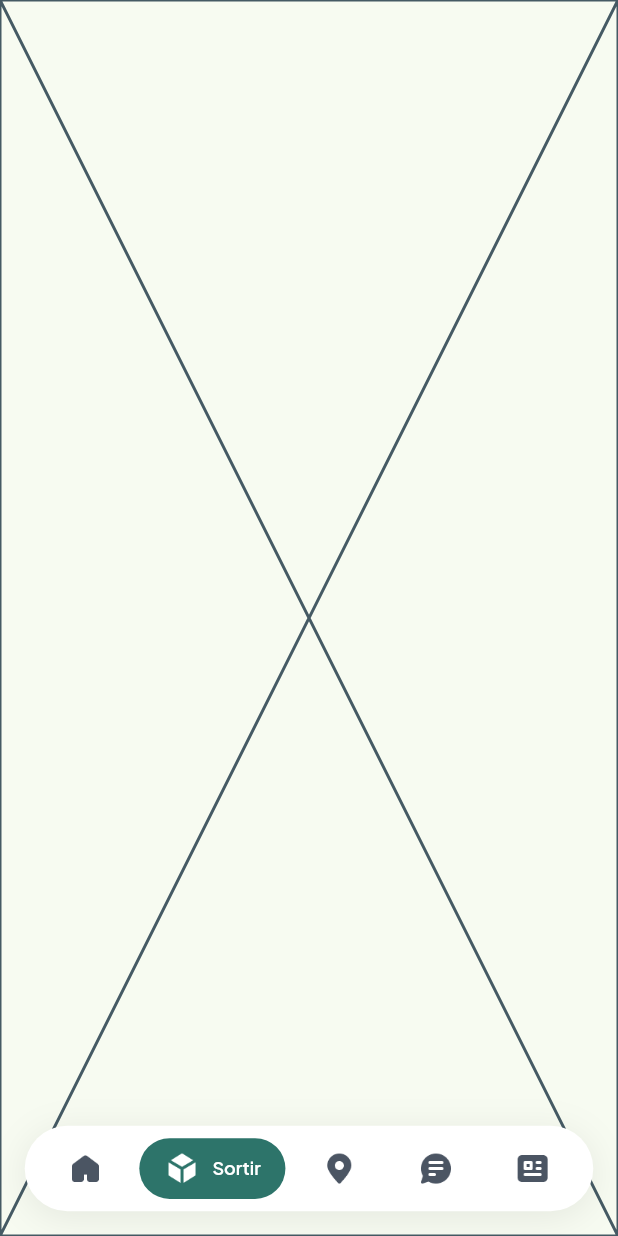
After one commit to petelpop/HijauIn-Frontend-Mobile, a Flutter app: the MainPage screen opened directly, item 2 of the bottom bar chosen, after a tap on "Sortir", on a phone screen of 412 x 824 dp. The commit adds this screen. Run offline on Flutter 3.47's test engine with Material 3 defaults, Android fonts, the phone set to English and light mode, and no system bars; our stand-ins replace another_flushbar, bloc, dio, equatable, flutter_bloc, flutter_dotenv and 6 more.

Commit message:
[feat & fix] : create askflo page, mapin page, warta page, sortir page. And add  navigation bar for home, askflo, mapin, warta, sortir page, and fix route after login success

```diff
--- /dev/null
+++ b/lib/features/askflo/presentation/views/askflo_page.dart
@@ -0,0 +1,11 @@
+import 'package:flutter/material.dart';
+
+class AskfloPage extends StatelessWidget {
+  static const String routeName = "askflo-page";
+  const AskfloPage({super.key});
+
+  @override
+  Widget build(BuildContext context) {
+    return const Placeholder();
+  }
+}
--- a/lib/features/auth/presentation/views/login_page.dart
+++ b/lib/features/auth/presentation/views/login_page.dart
@@ -10,7 +10,7 @@ import 'package:hijauin_frontend_mobile/features/auth/data/models/login_request.
 import 'package:hijauin_frontend_mobile/features/auth/presentation/cubit/login/login_cubit.dart';
 import 'package:hijauin_frontend_mobile/features/auth/presentation/views/forgot_password_email_page.dart';
 import 'package:hijauin_frontend_mobile/features/auth/presentation/views/register_page.dart';
-import 'package:hijauin_frontend_mobile/features/home/presentation/views/home_page.dart';
+import 'package:hijauin_frontend_mobile/features/main/presentation/views/main_page.dart';
 import 'package:hijauin_frontend_mobile/utils/toast_widget.dart';
 import 'package:sizer/sizer.dart';
 
@@ -48,7 +48,7 @@ class _LoginPageState extends State<LoginPage> {
 
           Future.delayed(const Duration(milliseconds: 500), () {
             if (!context.mounted) return;
-            context.goNamed(HomePage.routeName);
+            context.goNamed(MainPage.routeName);
           });
 
         }
--- /dev/null
+++ b/lib/features/main/cubit/main_page_cubit.dart
@@ -0,0 +1,12 @@
+import 'package:bloc/bloc.dart';
+import 'package:equatable/equatable.dart';
+
+part 'main_page_state.dart';
+
+class MainPageCubit extends Cubit<MainPageState> {
+  MainPageCubit() : super(MainPageInitial());
+
+  void setPage(int index) {
+    emit(SetPage(index: index));
+  }
+}
--- /dev/null
+++ b/lib/features/main/cubit/main_page_state.dart
@@ -0,0 +1,19 @@
+part of 'main_page_cubit.dart';
+
+sealed class MainPageState extends Equatable {
+  const MainPageState();
+
+  @override
+  List<Object> get props => [];
+}
+
+final class MainPageInitial extends MainPageState {}
+
+final class SetPage extends MainPageState {
+  final int index;
+
+  const SetPage({required this.index});
+
+  @override
+  List<Object> get props => [index];
+}
--- /dev/null
+++ b/lib/features/main/presentation/components/navigation_bar.dart
@@ -0,0 +1,45 @@
+import 'package:flutter/material.dart';
+import 'package:hijauin_frontend_mobile/features/main/presentation/components/navigation_bar_item.dart';
+import 'package:sizer/sizer.dart';
+
+class BottomNavBar extends StatelessWidget {
+  final List<BottomNavBarItem> items;
+  final Function(int) onTap;
+  final int selectedIndex;
+
+  const BottomNavBar({
+    super.key,
+    required this.items,
+    required this.onTap,
+    required this.selectedIndex,
+  });
+
+  @override
+  Widget build(BuildContext context) {
+    return Container(
+      margin: EdgeInsets.only(left: 4.w, right: 4.w, bottom: 2.h),
+      padding: EdgeInsets.symmetric(horizontal: 2.w, vertical: 1.h),
+      decoration: BoxDecoration(
+        color: Colors.white,
+        borderRadius: BorderRadius.circular(100),
+        boxShadow: [
+          BoxShadow(
+            color: Color(0x14000000),
+            blurRadius: 20,
+            offset: Offset(0, 4),
+            spreadRadius: 0,
+          ),
+        ],
+      ),
+      child: Row(
+        mainAxisAlignment: MainAxisAlignment.spaceAround,
+        children: items.map((item) {
+          return GestureDetector(
+            onTap: () => onTap(item.index),
+            child: item,
+          );
+        }).toList(),
+      ),
+    );
+  }
+}
--- /dev/null
+++ b/lib/features/main/presentation/components/navigation_bar_item.dart
@@ -0,0 +1,52 @@
+import 'package:flutter/material.dart';
+import 'package:hijauin_frontend_mobile/common/colors.dart';
+import 'package:hijauin_frontend_mobile/common/primary_text.dart';
+import 'package:sizer/sizer.dart';
+
+class BottomNavBarItem extends StatelessWidget {
+  final int index;
+  final bool isSelected;
+  final String title;
+  final String imageSelected;
+  final String imageUnselect;
+
+  const BottomNavBarItem({
+    super.key,
+    required this.index,
+    required this.isSelected,
+    required this.title,
+    required this.imageSelected,
+    required this.imageUnselect,
+  });
+
+  @override
+  Widget build(BuildContext context) {
+    return Container(
+      padding: EdgeInsets.symmetric(horizontal: 4.w, vertical: 1.h),
+      decoration: BoxDecoration(
+        color: isSelected ? primaryColor600 : Colors.transparent,
+        borderRadius: BorderRadius.circular(100),
+      ),
+      child: Row(
+        mainAxisSize: MainAxisSize.min,
+        children: [
+          Image.asset(
+            isSelected ? imageSelected : imageUnselect,
+            width: 24,
+            height: 24,
+            color: isSelected ? Colors.white : colorTextDarkSecondary,
+          ),
+          if (isSelected) ...[
+            SizedBox(width: 2.w),
+            PrimaryText(
+              text: title,
+              color: Colors.white,
+              fontSize: 12,
+              fontWeight: FontWeight.w600,
+            ),
+          ],
+        ],
+      ),
+    );
+  }
+}
--- /dev/null
+++ b/lib/features/main/presentation/views/main_page.dart
@@ -0,0 +1,93 @@
+import 'package:flutter/material.dart';
+import 'package:flutter_bloc/flutter_bloc.dart';
+import 'package:hijauin_frontend_mobile/common/constants.dart';
+import 'package:hijauin_frontend_mobile/features/askflo/presentation/views/askflo_page.dart';
+import 'package:hijauin_frontend_mobile/features/home/presentation/views/home_page.dart';
+import 'package:hijauin_frontend_mobile/features/main/cubit/main_page_cubit.dart';
+import 'package:hijauin_frontend_mobile/features/main/presentation/components/navigation_bar.dart';
+import 'package:hijauin_frontend_mobile/features/main/presentation/components/navigation_bar_item.dart';
+import 'package:hijauin_frontend_mobile/features/mapin/presentation/views/mapin_page.dart';
+import 'package:hijauin_frontend_mobile/features/sortir/presentation/views/sortir_page.dart';
+import 'package:hijauin_frontend_mobile/features/warta/presentation/views/warta_page.dart';
+
+class MainPage extends StatefulWidget {
+  static const String routeName = 'main-page';
+  const MainPage({super.key});
+
+  @override
+  State<MainPage> createState() => _MainPageState();
+}
+
+class _MainPageState extends State<MainPage> {
+  List<Widget> listPage(int page) => [
+        HomePage(),
+        SortirPage(),
+        MapinPage(),
+        AskfloPage(),
+        WartaPage()
+      ];
+
+  @override
+  void initState() {
+    super.initState();
+    context.read<MainPageCubit>().setPage(0);
+  }
+
+  @override
+  Widget build(BuildContext context) {
+    return BlocBuilder<MainPageCubit, MainPageState>(
+      builder: (context, state) {
+        if (state is SetPage) {
+          return Scaffold(
+            extendBody: true,
+            body: Stack(
+              children: [
+                IndexedStack(
+                  index: state.index,
+                  children: listPage(state.index),
+                )
+              ],
+            ),
+            bottomNavigationBar: BottomNavBar(
+                items: [
+                  BottomNavBarItem(
+                      index: 0,
+                      isSelected: state.index == 0,
+                      title: "Home",
+                      imageSelected: Constants.icHomeActive,
+                      imageUnselect: Constants.icHomeInactive),
+                  BottomNavBarItem(
+                      index: 1,
+                      isSelected: state.index == 1,
+                      title: "Sortir",
+                      imageSelected: Constants.icSortirActive,
+                      imageUnselect: Constants.icSortirInactive),
+                  BottomNavBarItem(
+                      index: 2,
+                      isSelected: state.index == 2,
+                      title: "MapIn",
+                      imageSelected: Constants.icMapinActive,
+                      imageUnselect: Constants.icMapinInactive),
+                  BottomNavBarItem(
+                      index: 3,
+                      isSelected: state.index == 3,
+                      title: "Askflo",
+                      imageSelected: Constants.icAskfloActive,
+                      imageUnselect: Constants.icAskfloInactive),
+                  BottomNavBarItem(
+                      index: 4,
+                      isSelected: state.index == 4,
+                      title: "Warta",
+                      imageSelected: Constants.icWartaActive,
+                      imageUnselect: Constants.icWartaInactive),
+                ],
+                onTap: (int page) =>
+                    context.read<MainPageCubit>().setPage(page),
+                selectedIndex: state.index),
+          );
+        }
+        return Container();
+      },
+    );
+  }
+}
--- /dev/null
+++ b/lib/features/mapin/presentation/views/mapin_page.dart
@@ -0,0 +1,11 @@
+import 'package:flutter/material.dart';
+
+class MapinPage extends StatelessWidget {
+  static const String routeName = "mapin-page";
+  const MapinPage({super.key});
+
+  @override
+  Widget build(BuildContext context) {
+    return const Placeholder();
+  }
+}
--- /dev/null
+++ b/lib/features/sortir/presentation/views/sortir_page.dart
@@ -0,0 +1,11 @@
+import 'package:flutter/material.dart';
+
+class SortirPage extends StatelessWidget {
+  static const String routeName = "sortir-page";
+  const SortirPage({super.key});
+
+  @override
+  Widget build(BuildContext context) {
+    return const Placeholder();
+  }
+}
--- /dev/null
+++ b/lib/features/warta/presentation/views/warta_page.dart
@@ -0,0 +1,11 @@
+import 'package:flutter/material.dart';
+
+class WartaPage extends StatelessWidget {
+  static const String routeName = "warta-page";
+  const WartaPage({super.key});
+
+  @override
+  Widget build(BuildContext context) {
+    return const Placeholder();
+  }
+}
--- a/lib/utils/route.dart
+++ b/lib/utils/route.dart
@@ -3,6 +3,7 @@ import 'package:hijauin_frontend_mobile/features/auth/presentation/views/forgot_
 import 'package:hijauin_frontend_mobile/features/auth/presentation/views/login_page.dart';
 import 'package:hijauin_frontend_mobile/features/auth/presentation/views/register_page.dart';
 import 'package:hijauin_frontend_mobile/features/home/presentation/views/home_page.dart';
+import 'package:hijauin_frontend_mobile/features/main/presentation/views/main_page.dart';
 import 'package:hijauin_frontend_mobile/features/onboarding/presentation/views/onboarding_page.dart';
 import 'package:hijauin_frontend_mobile/features/splash/presentation/views/splash_page.dart';
 
@@ -43,10 +44,21 @@ class AppRoute {
       },
     ),
     GoRoute(
-      path: '/${HomePage.routeName}',
+      path: '/${MainPage.routeName}',
+      name: MainPage.routeName,
+      builder: (context, state) {
+        return const MainPage();
+      },
+      routes: [
+    GoRoute(
+      path: HomePage.routeName,
       name: HomePage.routeName,
       builder: (context, state) {
         return const HomePage();
-      },)
+      },
+    ),
+      ]
+    ),
+
   ]);
 }
```
